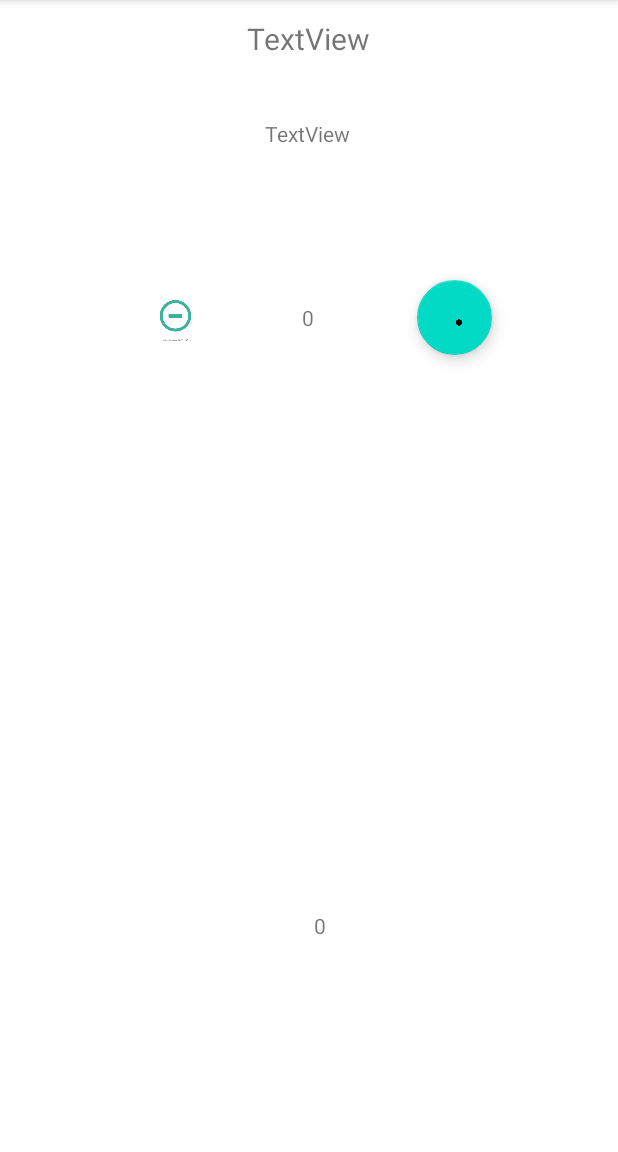
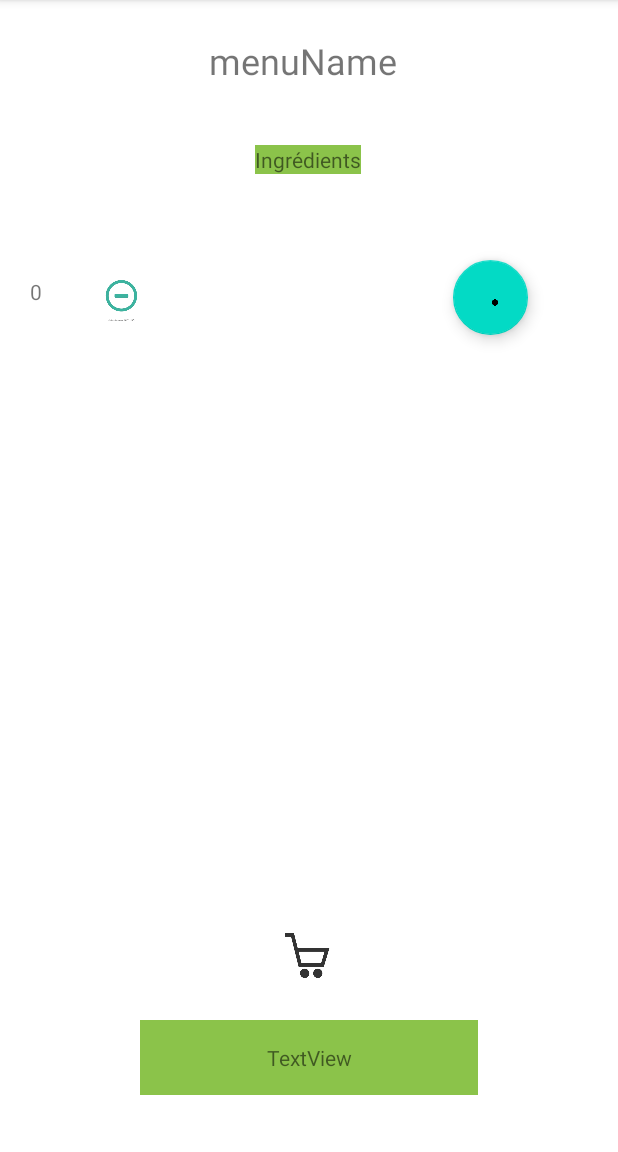
Before and after one commit to THEKetsu/AndroidERestaurant, an Android app: the DetailActivity screen opened directly, with no data from a screen before it, on a phone screen of 412 x 824 dp, the part 84-1236 px from its top. Run offline under Robolectric (Android 15) with nearby library versions, the phone set to English and light mode, and no system bars; our stand-ins replace Picasso; network calls fail; pictures from the network do not load; 9 statements that could not run were skipped.

Commit message:
Dernière modif

```diff
--- a/app/build.gradle
+++ b/app/build.gradle
@@ -49,5 +49,4 @@ dependencies {
     testImplementation 'junit:junit:4.13.2'
     androidTestImplementation 'androidx.test.ext:junit:1.1.3'
     androidTestImplementation 'androidx.test.espresso:espresso-core:3.4.0'
-
 }
--- a/app/src/main/java/fr/isen/bender/androiderestaurant/CategoryAdapter.kt
+++ b/app/src/main/java/fr/isen/bender/androiderestaurant/CategoryAdapter.kt
@@ -47,8 +47,6 @@ class CategoryAdapter(
         }
     }
     override fun getItemCount(): Int = dishes.size
-
-
     fun refreshList(dishesFromAPI: ArrayList<Items>) {
         dishes = dishesFromAPI
         println("Total Nombre d'élements :"+getItemCount())
--- a/app/src/main/java/fr/isen/bender/androiderestaurant/DetailActivity.kt
+++ b/app/src/main/java/fr/isen/bender/androiderestaurant/DetailActivity.kt
@@ -3,12 +3,13 @@ package fr.isen.bender.androiderestaurant
 import androidx.appcompat.app.AppCompatActivity
 import android.os.Bundle
 import android.text.Editable
-import android.widget.Button
-import android.widget.Toast
+import com.google.gson.Gson
 import com.squareup.picasso.Picasso
 import  fr.isen.bender.androiderestaurant.model.Items
 import fr.isen.bender.androiderestaurant.databinding.ActivityCategoryBinding
 import fr.isen.bender.androiderestaurant.databinding.ActivityDetailBinding
+import org.json.JSONObject
+import java.io.File
 
 class DetailActivity : AppCompatActivity() {
     private lateinit var binding: ActivityDetailBinding
@@ -57,7 +58,6 @@ class DetailActivity : AppCompatActivity() {
                 binding.TotalPrice.text = number.toString()
             }
         }
-
         /*Sub Button */
         binding.SubButton.setOnClickListener {
             addition--
@@ -67,5 +67,14 @@ class DetailActivity : AppCompatActivity() {
             val number = addition * priceunique!!
             binding.TotalPrice.text = number.toString()+"$"
         }
+        data class OrderData(val name: String, val totalPrice: String)
+        val data = OrderData(name, number.toString())
+        val gson = Gson()
+        val json = gson.toJson(data)
+        binding.Chariot.setOnClickListener {
+            val file = File(getExternalFilesDir(null), "data.json")
+            file.appendText(json)
+        }
+
     }
 }
--- a/app/src/main/res/layout/activity_detail.xml
+++ b/app/src/main/res/layout/activity_detail.xml
@@ -14,7 +14,7 @@
             android:id="@+id/DetailImage"
             android:layout_width="0dp"
             android:layout_height="wrap_content"
-            android:background="#F44336"
+            android:background="#8BC34A"
             app:layout_constraintEnd_toEndOf="parent"
             app:layout_constraintStart_toStartOf="parent"
             app:layout_constraintTop_toTopOf="parent"
@@ -24,13 +24,11 @@
             android:id="@+id/menuName"
             android:layout_width="wrap_content"
             android:layout_height="wrap_content"
-            android:layout_marginTop="12dp"
-            android:gravity="center"
-            android:text="TextView"
-            android:textAlignment="center"
-            android:textSize="20sp"
+            android:layout_marginTop="24dp"
+            android:text="menuName"
+            android:textSize="24sp"
             app:layout_constraintEnd_toEndOf="parent"
-            app:layout_constraintHorizontal_bias="0.498"
+            app:layout_constraintHorizontal_bias="0.487"
             app:layout_constraintStart_toStartOf="parent"
             app:layout_constraintTop_toBottomOf="@+id/DetailImage" />
 
@@ -39,8 +37,8 @@
             android:layout_width="wrap_content"
             android:layout_height="wrap_content"
             android:layout_marginTop="40dp"
-            android:gravity="center"
-            android:text="TextView"
+            android:background="#8BC34A"
+            android:text="Ingrédients"
             app:layout_constraintEnd_toEndOf="parent"
             app:layout_constraintHorizontal_bias="0.498"
             app:layout_constraintStart_toStartOf="parent"
@@ -50,18 +48,20 @@
             android:id="@+id/Quantity"
             android:layout_width="48dp"
             android:layout_height="50dp"
-            android:layout_marginTop="88dp"
+            android:layout_marginTop="53dp"
             android:gravity="center"
             android:text="0"
-            app:layout_constraintEnd_toEndOf="@+id/Ingredients"
-            app:layout_constraintStart_toStartOf="@+id/Ingredients"
-            app:layout_constraintTop_toBottomOf="@+id/Ingredients" />
+            app:layout_constraintBottom_toTopOf="@+id/TotalPrice"
+            app:layout_constraintTop_toBottomOf="@+id/Ingredients"
+            app:layout_constraintVertical_bias="0.0"
+            tools:layout_editor_absoluteX="172dp" />
 
         <ImageView
             android:id="@+id/SubButton"
             android:layout_width="50dp"
             android:layout_height="50dp"
-            android:layout_marginStart="92dp"
+            android:layout_marginStart="56dp"
+            android:layout_marginTop="4dp"
             app:layout_constraintStart_toStartOf="parent"
             app:layout_constraintTop_toTopOf="@+id/Quantity"
             app:srcCompat="@drawable/substract_button" />
@@ -70,22 +70,34 @@
             android:id="@+id/TotalPrice"
             android:layout_width="225dp"
             android:layout_height="50dp"
-            android:layout_marginBottom="88dp"
+            android:background="#8BC34A"
             android:gravity="center"
-            android:text="0 "
+            android:text="TextView"
             app:layout_constraintBottom_toBottomOf="parent"
             app:layout_constraintEnd_toEndOf="parent"
-            app:layout_constraintHorizontal_bias="0.548"
             app:layout_constraintStart_toStartOf="parent" />
 
         <com.google.android.material.floatingactionbutton.FloatingActionButton
             android:id="@+id/addButton"
             android:layout_width="50dp"
             android:layout_height="50dp"
-            android:layout_marginEnd="84dp"
+            android:layout_marginTop="4dp"
+            android:layout_marginEnd="60dp"
             android:clickable="true"
             app:layout_constraintEnd_toEndOf="parent"
             app:layout_constraintTop_toTopOf="@+id/Quantity"
             app:srcCompat="@drawable/add_button" />
+
+        <ImageView
+            android:id="@+id/Chariot"
+            android:layout_width="30dp"
+            android:layout_height="30dp"
+            android:layout_marginBottom="28dp"
+            app:layout_constraintBottom_toTopOf="@+id/TotalPrice"
+            app:layout_constraintEnd_toEndOf="parent"
+            app:layout_constraintHorizontal_bias="0.498"
+            app:layout_constraintStart_toStartOf="parent"
+            app:srcCompat="@drawable/frtiu" />
+
     </androidx.constraintlayout.widget.ConstraintLayout>
 </LinearLayout>
```
Also changed, not shown: app/src/main/res/drawable/frtiu.png (added), app/src/main/res/drawable/pe.png (added).
